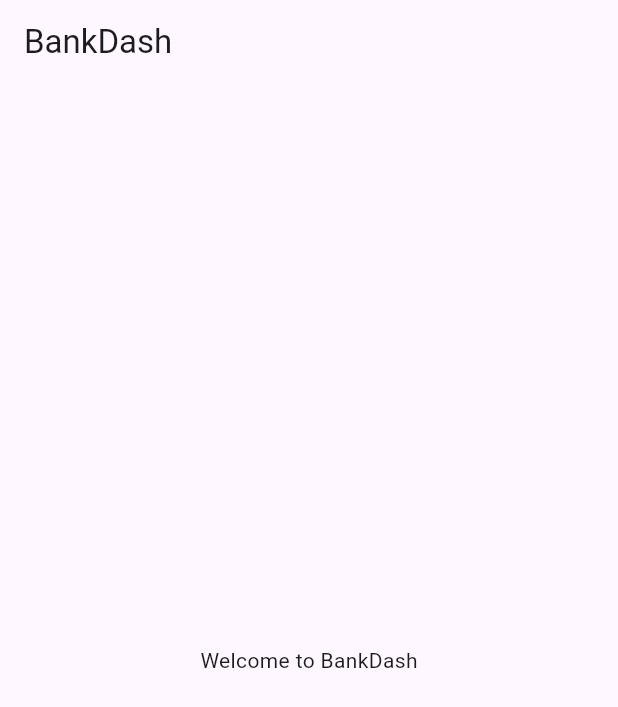
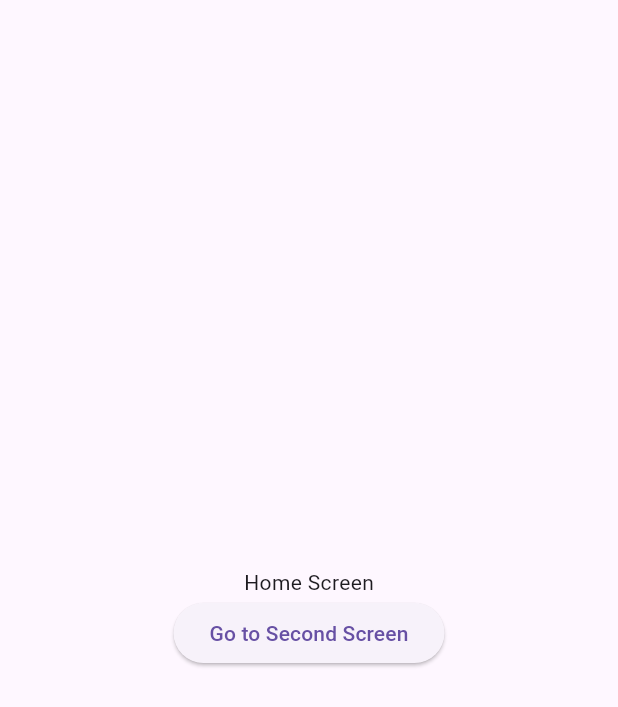
Before and after one commit to shreekaramhq/bankdash, a Flutter app: the screen it shows after launch, on a phone screen of 412 x 824 dp. Shown: the top 707 px of the screen. Run offline on Flutter 3.47's test engine with Material 3 defaults, Android fonts, the phone set to English and light mode, and no system bars; our stand-ins replace go_router.

Commit message:
feat: add go router setup for navigation

```diff
--- a/lib/bankdash.dart
+++ b/lib/bankdash.dart
@@ -1,22 +1,17 @@
 import 'package:flutter/material.dart';
+
+import 'navigation/app_router.dart';
 
 class BankDash extends StatelessWidget {
   const BankDash({super.key});
 
   @override
   Widget build(BuildContext context) {
-    return MaterialApp(
+    return MaterialApp.router(
       theme: ThemeData(
         primarySwatch: Colors.blue,
       ),
-      home: Scaffold(
-        appBar: AppBar(
-          title: const Text('BankDash'),
-        ),
-        body: const Center(
-          child: Text('Welcome to BankDash'),
-        ),
-      ),
+      routerConfig: appRouter,
     );
   }
 }
--- /dev/null
+++ b/lib/navigation/app_router.dart
@@ -0,0 +1,56 @@
+import 'package:flutter/material.dart';
+import 'package:go_router/go_router.dart';
+
+class HomeScreen extends StatelessWidget {
+  const HomeScreen({super.key});
+
+  @override
+  Widget build(BuildContext context) {
+    return Scaffold(
+      body: Center(
+        child: Column(
+          mainAxisAlignment: MainAxisAlignment.center,
+          crossAxisAlignment: CrossAxisAlignment.center,
+          children: [
+            const Text('Home Screen'),
+            ElevatedButton(
+              onPressed: () {
+                GoRouter.of(context).go('/second');
+              },
+              child: const Text('Go to Second Screen'),
+            ),
+          ],
+        ),
+      ),
+    );
+  }
+}
+
+final appRouter = GoRouter(
+  routes: [
+    GoRoute(
+      path: '/',
+      builder: (context, state) => const HomeScreen(),
+    ),
+    GoRoute(
+      path: '/second',
+      builder: (context, state) => Scaffold(
+        body: Center(
+          child: Column(
+            mainAxisAlignment: MainAxisAlignment.center,
+            crossAxisAlignment: CrossAxisAlignment.center,
+            children: [
+              const Text('Second Screen'),
+              ElevatedButton(
+                onPressed: () {
+                  GoRouter.of(context).go('/');
+                },
+                child: const Text('Go to Home Screen'),
+              ),
+            ],
+          ),
+        ),
+      ),
+    ),
+  ],
+);
--- a/pubspec.yaml
+++ b/pubspec.yaml
@@ -12,6 +12,7 @@ dependencies:
     sdk: flutter
 
   cupertino_icons: ^1.0.8
+  go_router: ^14.3.0
 
 dev_dependencies:
   flutter_test:
```
Also changed, not shown: lib/navigation/routes.dart (added), pubspec.lock.
